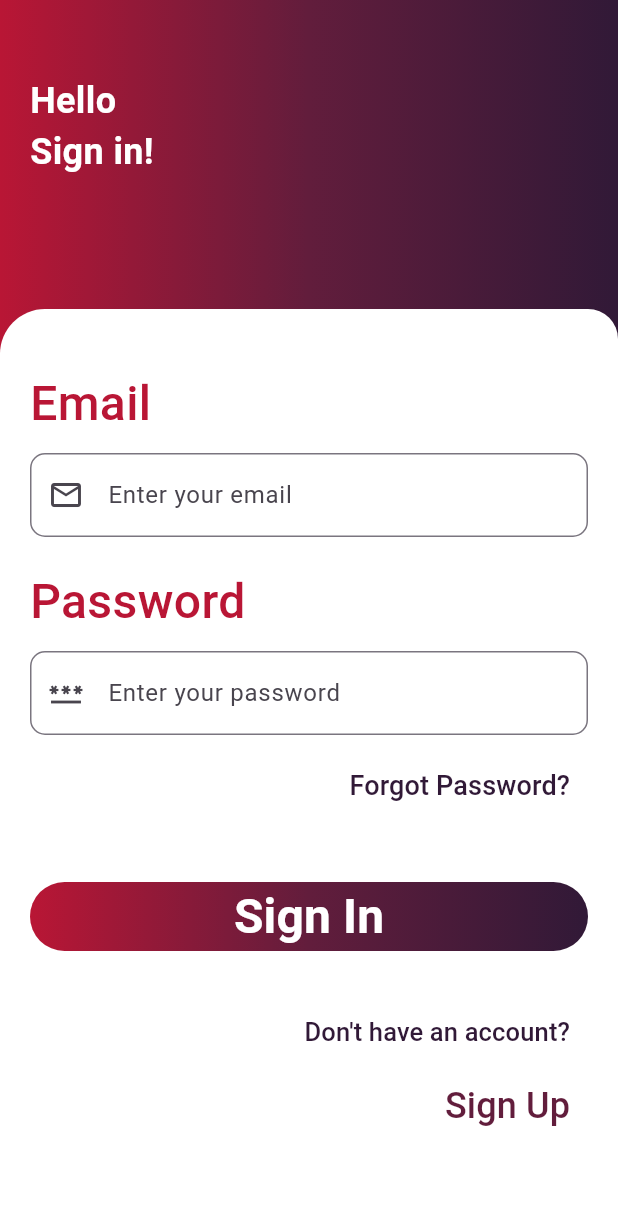
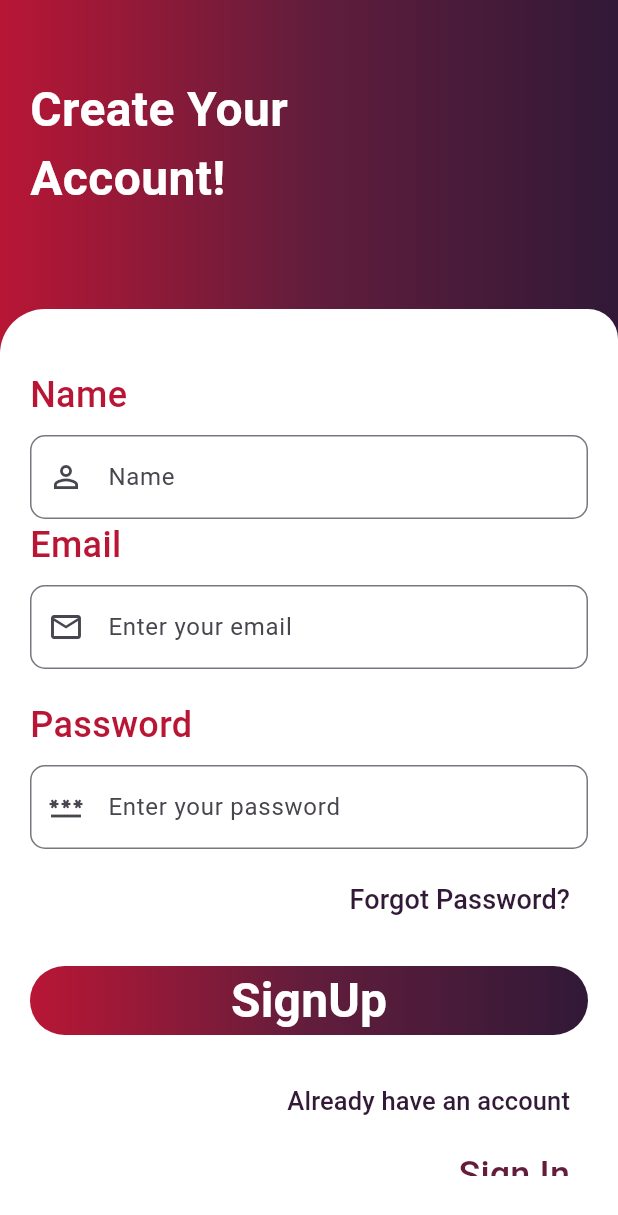
Before and after one commit to jeetukumarmeena/barberapp, a Flutter app: the screen it shows after launch, on a phone screen of 412 x 824 dp. Shown: the top 1215 px of the screen. Run offline on Flutter 3.47's test engine with Material 3 defaults, Android fonts, the phone set to English and light mode, and no system bars; our stand-ins replace firebase_core; accounts and stored records are empty.

Commit message:
today i have created the signup and signIn page and firebase integration

```diff
--- a/lib/main.dart
+++ b/lib/main.dart
@@ -1,9 +1,13 @@
 
-import 'package:barberapp/pages/login.dart';
+
+import 'package:barberapp/pages/signup.dart';
+import 'package:firebase_core/firebase_core.dart';
 
 import 'package:flutter/material.dart';
 
-void main() {
+void main() async{
+  WidgetsFlutterBinding.ensureInitialized();
+  await Firebase.initializeApp();
   runApp(const MyApp());
 }
 
@@ -17,7 +21,7 @@ class MyApp extends StatelessWidget {
       theme: ThemeData(
         colorScheme: ColorScheme.fromSeed(seedColor: Colors.deepPurple),
       ),
-      home: const LogIn(),
+      home: const SignUp(),
     );
   }
 }
--- a/lib/pages/login.dart
+++ b/lib/pages/login.dart
@@ -1,3 +1,4 @@
+import 'package:barberapp/pages/signup.dart';
 import 'package:flutter/material.dart';
 
 class LogIn extends StatefulWidget {
@@ -42,7 +43,7 @@ class _LoginState extends State<LogIn> {
                 "Hello\nSign in!",
                 style: TextStyle(
                   color: Colors.white,
-                  fontSize: 24.0,
+                  fontSize: 32.0,
                   fontWeight: FontWeight.bold,
                 ),
               ),
@@ -162,10 +163,14 @@ class _LoginState extends State<LogIn> {
                      Row(
   mainAxisAlignment: MainAxisAlignment.end,
   children: [
-                        TextButton(onPressed: (){
-
+    TextButton(
+      onPressed: () {
+        Navigator.push(
+          context,
+          MaterialPageRoute(builder: (context) => SignUp()), // Navigate to SignUpScreen instead
+        );
       },
-                         child:  Text(
+      child: Text(
         "Don't have an account?",
         style: TextStyle(
           color: darkColor,
@@ -173,7 +178,7 @@ class _LoginState extends State<LogIn> {
           fontWeight: FontWeight.w500,
         ),
       ),
-                        )
+    ),
   ],
 ),
                       Row(
--- /dev/null
+++ b/lib/pages/signup.dart
@@ -0,0 +1,234 @@
+import 'package:barberapp/pages/login.dart';
+import 'package:flutter/material.dart';
+
+class SignUp extends StatefulWidget {
+  const SignUp({super.key});
+
+  @override
+  State<SignUp> createState() => _LoginState();
+}
+
+class _LoginState extends State<SignUp> {
+  // Define color constants
+  static const Color primaryColor = Color(0xffb91635);
+  static const Color secondaryColor = Color(0xff621d3c);
+  static const Color darkColor = Color(0xff311937);
+
+  final TextEditingController _emailController = TextEditingController();
+  final TextEditingController _passwordController = TextEditingController();
+  final TextEditingController _nameController =TextEditingController();
+
+  @override
+  void dispose() {
+    _emailController.dispose();
+    _passwordController.dispose();
+    super.dispose();
+  }
+
+  @override
+  Widget build(BuildContext context) {
+    return Scaffold(
+      body: Container(
+        child: Stack(
+          children: [
+            Container(
+              padding: const EdgeInsets.only(top: 50.0, left: 20.0),
+              height: MediaQuery.of(context).size.height / 2,
+              width: MediaQuery.of(context).size.width,
+              decoration: BoxDecoration(
+                gradient: LinearGradient(
+                  colors: [primaryColor, secondaryColor, darkColor],
+                ),
+              ),
+              child: Text(
+                "Create Your\nAccount!",
+                style: TextStyle(
+                  color: Colors.white,
+                  fontSize: 32.0,
+                  fontWeight: FontWeight.bold,
+                ),
+              ),
+            ),
+            Container(
+              padding: EdgeInsets.only(top: 40.0, left: 20.0, right: 20.0, bottom: 40.0),
+              margin: EdgeInsets.only(top: MediaQuery.of(context).size.height / 4),
+              height: MediaQuery.of(context).size.height,
+              width: MediaQuery.of(context).size.width,
+              decoration: BoxDecoration(
+                color: Colors.white,
+                borderRadius: BorderRadius.only(
+                  topLeft: Radius.circular(30),
+                  topRight: Radius.circular(20)
+                ),
+              ),
+              child: SingleChildScrollView(
+                child: Column(
+                  crossAxisAlignment: CrossAxisAlignment.start,
+                  children: [
+                    Text(
+                      "Name",
+                      style: TextStyle(
+                        color: primaryColor,
+                        fontSize: 24.0,
+                        fontWeight: FontWeight.w500
+                      ),
+                    ),
+                    SizedBox(height: 10),
+                    TextField(
+                      controller: _nameController,
+                      keyboardType: TextInputType.emailAddress,
+                      decoration: InputDecoration(
+                        hintText: "Name",
+                        prefixIcon: Icon(Icons.person_outline),
+                        border: OutlineInputBorder(
+                          borderRadius: BorderRadius.circular(10),
+                        ),
+                      ),
+                    ),
+                    Text(
+                      "Email",
+                      style: TextStyle(
+                        color: primaryColor,
+                        fontSize: 24.0,
+                        fontWeight: FontWeight.w500
+                      ),
+                    ),
+                    SizedBox(height: 10),
+                    TextField(
+                      controller: _emailController,
+                      keyboardType: TextInputType.emailAddress,
+                      decoration: InputDecoration(
+                        hintText: "Enter your email",
+                        prefixIcon: Icon(Icons.mail_outline),
+                        border: OutlineInputBorder(
+                          borderRadius: BorderRadius.circular(10),
+                        ),
+                      ),
+                    ),
+                    SizedBox(height: 20),
+                    Text(
+                      "Password",
+                      style: TextStyle(
+                        color: primaryColor,
+                        fontSize: 24.0,
+                        fontWeight: FontWeight.w500
+                      ),
+                    ),
+                    SizedBox(height: 10),
+                    TextField(
+                      controller: _passwordController,
+                      obscureText: true,
+                      decoration: InputDecoration(
+                        hintText: "Enter your password",
+                        prefixIcon: Icon(Icons.password_outlined),
+                        border: OutlineInputBorder(
+                          borderRadius: BorderRadius.circular(10),
+                        ),
+                      ),
+                    ),
+                    SizedBox(height: 10),
+                    Align(
+                      alignment: Alignment.centerRight,
+                      child: TextButton(
+                        onPressed: () {
+                          // Add forgot password logic
+                        },
+                        child: Text(
+                          "Forgot Password?",
+                          style: TextStyle(
+                            color: darkColor,
+                            fontSize: 18.0,
+                            fontWeight: FontWeight.w500
+                          ),
+                        ),
+                      ),
+                    ),
+                    SizedBox(height: 10),
+                    ElevatedButton(
+                      style: ElevatedButton.styleFrom(
+                        backgroundColor: Colors.transparent,
+                        shadowColor: Colors.transparent,
+                        minimumSize: Size(double.infinity, 50),
+                        shape: RoundedRectangleBorder(
+                          borderRadius: BorderRadius.circular(30),
+                        ),
+                        padding: EdgeInsets.symmetric(vertical: 10),
+                      ),
+                      onPressed: () {
+                        // Add sign in logic
+                      },
+                      child: Ink(
+                        decoration: BoxDecoration(
+                          gradient: LinearGradient(
+                            colors: [primaryColor, secondaryColor, darkColor],
+                          ),
+                          borderRadius: BorderRadius.circular(30),
+                        ),
+                        child: Container(
+                          alignment: Alignment.center,
+                          child: Text(
+                            "SignUp",
+                            style: TextStyle(
+                              color: Colors.white,
+                              fontSize: 32.0,
+                              fontWeight: FontWeight.bold
+                            ),
+                          ),
+                        ),
+                      ),
+                    ),
+                    SizedBox(height: 10),
+                    Column(
+                    crossAxisAlignment: CrossAxisAlignment.end,
+                    children: [
+                      Row(
+                        mainAxisAlignment: MainAxisAlignment.end,
+                        children: [
+                        TextButton(onPressed: (){
+                              Navigator.push(
+          context,
+          MaterialPageRoute(builder: (context) => LogIn()), // Navigate to SignUpScreen instead
+        );
+
+                        },
+                         child:  Text(
+                            "Already have an account",
+                            style: TextStyle(
+                              color: darkColor,
+                              fontSize: 17.0,
+                              fontWeight: FontWeight.w500,
+                            ),
+                          ),
+                        )
+                        ],
+                      ),
+                      Row(
+                        mainAxisAlignment: MainAxisAlignment.end,
+                        children: [
+                          TextButton(
+                            onPressed: () {
+                                               // Add navigation to sign up
+                            },
+                            child: Text(
+                              "Sign In",
+                              style: TextStyle(
+                                color: secondaryColor,
+                                fontSize: 24.0,
+                                fontWeight: FontWeight.w500,
+                              ),
+                            ),
+                          ),
+                        ],
+                      ),
+                    ],
+                 )
+                  ],
+                ),
+              ),
+            ),
+          ],
+        ),
+      ),
+    );
+  }
+}
```
Also changed, not shown: pubspec.yaml (+4 -67 lines), pubspec.lock, 383 other files. Lines whose indentation alone changed are shown as unchanged.
